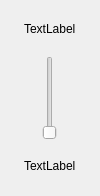
The window that ui/ui_files/custom_slider_widget.ui (JPCassimiro/JRE) describes before a commit, drawn with Qt 5.
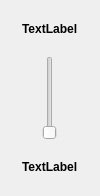
The same window after the commit. Custom widgets are drawn as their Qt base class.

Commit message: visual slider update

Patch:
```diff
--- a/ui/ui_files/custom_slider_widget.ui
+++ b/ui/ui_files/custom_slider_widget.ui
@@ -62,8 +62,28 @@
       <item row="0" column="0">
        <widget class="QWidget" name="slider" native="true">
         <layout class="QVBoxLayout" name="verticalLayout">
+         <property name="spacing">
+          <number>0</number>
+         </property>
+         <property name="leftMargin">
+          <number>2</number>
+         </property>
+         <property name="topMargin">
+          <number>2</number>
+         </property>
+         <property name="rightMargin">
+          <number>2</number>
+         </property>
+         <property name="bottomMargin">
+          <number>2</number>
+         </property>
          <item alignment="Qt::AlignmentFlag::AlignHCenter|Qt::AlignmentFlag::AlignVCenter">
           <widget class="QLabel" name="maxLabel">
+           <property name="font">
+            <font>
+             <bold>true</bold>
+            </font>
+           </property>
            <property name="text">
             <string>TextLabel</string>
            </property>
@@ -84,6 +104,11 @@
          </item>
          <item alignment="Qt::AlignmentFlag::AlignHCenter|Qt::AlignmentFlag::AlignVCenter">
           <widget class="QLabel" name="currentLabel">
+           <property name="font">
+            <font>
+             <bold>true</bold>
+            </font>
+           </property>
            <property name="text">
             <string>TextLabel</string>
            </property>
```
Left out of the diff: 6 changed lines with no effect on the pictures. The commit also changes 83 other files.
